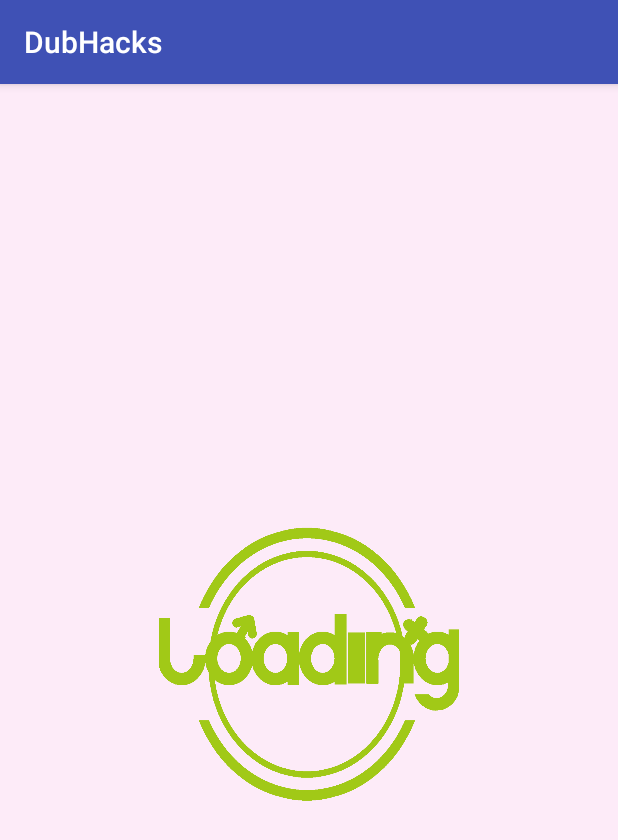
After one commit to rhalimrh/Dubhacks, an Android app: the loading screen opened directly, with no data from a screen before it, on a phone screen of 412 x 824 dp. The commit adds this screen. Shown: the top 840 px of the screen. Run offline under Robolectric (Android 15) with nearby library versions, the light colour scheme and no system bars.

Commit message:
front end 95 % done

```diff
--- /dev/null
+++ b/app/src/main/java/com/example/android/dubhacks/loading.java
@@ -0,0 +1,13 @@
+package com.example.android.dubhacks;
+
+import android.support.v7.app.AppCompatActivity;
+import android.os.Bundle;
+
+public class loading extends AppCompatActivity {
+
+    @Override
+    protected void onCreate(Bundle savedInstanceState) {
+        super.onCreate(savedInstanceState);
+        setContentView(R.layout.activity_loading);
+    }
+}
--- /dev/null
+++ b/app/src/main/res/layout/activity_loading.xml
@@ -0,0 +1,17 @@
+<?xml version="1.0" encoding="utf-8"?>
+<RelativeLayout xmlns:android="http://schemas.android.com/apk/res/android"
+    xmlns:app="http://schemas.android.com/apk/res-auto"
+    xmlns:tools="http://schemas.android.com/tools"
+    android:layout_width="match_parent"
+    android:layout_height="match_parent"
+    android:background="#FDEBF8"
+    tools:context="com.example.android.dubhacks.loading">
+
+    <ImageView
+        android:id="@+id/loading"
+        android:layout_width="200dp"
+        android:layout_height="200dp"
+        android:layout_centerInParent="true"
+        android:background="@drawable/loading_img" />
+
+</RelativeLayout>
```
Also changed, not shown: app/src/main/AndroidManifest.xml (+5 -6 lines), app/src/main/java/com/example/android/dubhacks/MainActivity.java (+3 -9 lines), app/src/main/res/drawable/loading_img.png (added).
